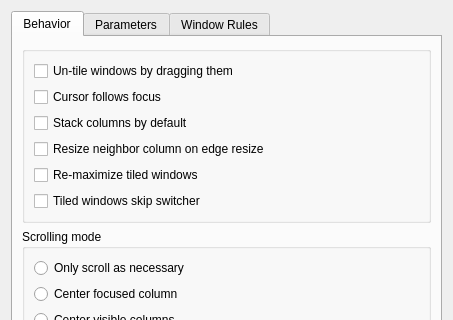
First picture: the form in package/contents/ui/config.ui, repository peterfajdiga/karousel, before the edit; both pictures show x 0 to 453 and y 0 to 320 of the 453 by 612 pixel window.
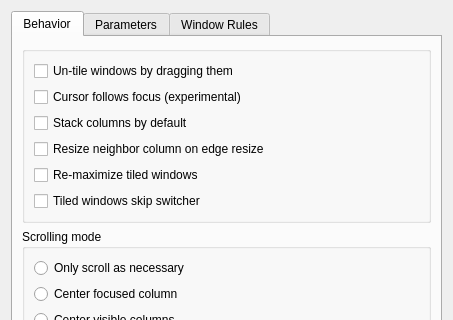
Second picture: the form after the edit.

Commit message: mark cursorFollowsFocus setting as experimental

Diff of the .ui file:
```diff
--- a/package/contents/ui/config.ui
+++ b/package/contents/ui/config.ui
@@ -32,7 +32,7 @@
                                         <item>
                                             <widget class="QCheckBox" name="kcfg_cursorFollowsFocus">
                                                 <property name="text">
-                                                    <string>Cursor follows focus</string>
+                                                    <string>Cursor follows focus (experimental)</string>
                                                 </property>
                                                 <property name="toolTip">
                                                     <string>When a window gains focus, move the cursor to it</string>
```
